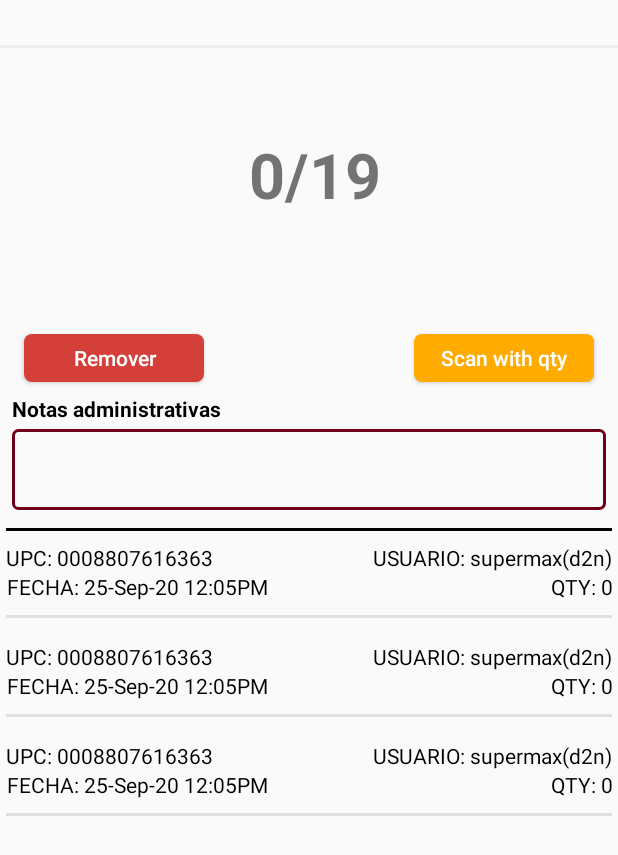
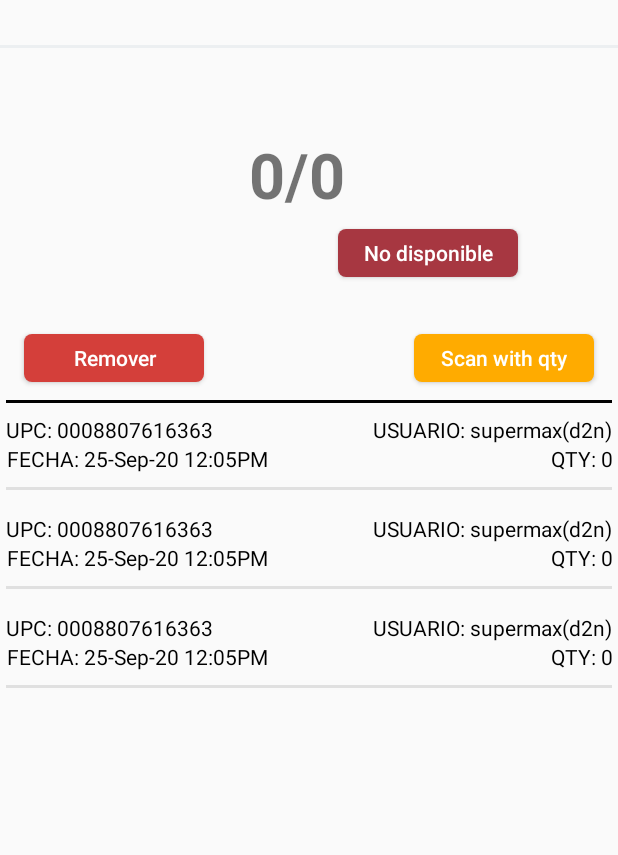
Before and after one commit to ANIKIMPA/TheHousePickerApp, an Android app: the layout dialog_picked.xml on its own in the app's theme, with its tools: preview values and no code run, on a phone screen of 412 x 824 dp. Shown: the top 855 px of the screen. Run offline under Robolectric (Android 15) with nearby library versions, the phone set to English and light mode, and no system bars.

Commit message:
Botón para marcar no disponible.

```diff
--- a/app/build.gradle
+++ b/app/build.gradle
@@ -9,7 +9,7 @@ android {
         minSdkVersion 21
         targetSdkVersion 28
         versionCode 1
-        versionName "1.0"
+        versionName "2020-09-29"
         testInstrumentationRunner "android.support.test.runner.AndroidJUnitRunner"
     }
     buildTypes {
--- a/app/src/main/java/com/design2net/the_house/activity/BarcodeConverter.java
+++ b/app/src/main/java/com/design2net/the_house/activity/BarcodeConverter.java
@@ -12,14 +12,14 @@ public class BarcodeConverter {
         String result = barcode;
         result = removeCheckDigit(result);
 
-        if(isShort())
+        if(isShort(result))
             result = convertToLongUPC(result);
 
         return result;
     }
 
-    public boolean isShort() {
-        return barcode.length() < UPC_LENGTH;
+    public boolean isShort(String upc) {
+        return upc.length() < UPC_LENGTH;
     }
 
     private String convertToShortUPC(String upc) {
--- a/app/src/main/java/com/design2net/the_house/adapters/PickedItemsRecyclerViewAdapter.kt
+++ b/app/src/main/java/com/design2net/the_house/adapters/PickedItemsRecyclerViewAdapter.kt
@@ -21,7 +21,10 @@ class PickedItemsRecyclerViewAdapter(private val mValues: ArrayList<Producto>)
     }
 
     override fun onBindViewHolder(viewHolder: ViewHolder, position: Int) {
-        viewHolder.setData(position)
+        if(position == RecyclerView.NO_POSITION || position >= mValues.size)
+            return
+        else
+            viewHolder.setData(position)
     }
 
     override fun getItemCount(): Int = mValues.size
--- a/app/src/main/java/com/design2net/the_house/models/Producto.java
+++ b/app/src/main/java/com/design2net/the_house/models/Producto.java
@@ -126,11 +126,11 @@ public class Producto implements NumberPicker.OnValueChangeListener, Parcelable
     public boolean isNotPicked() { return pickerUser.isEmpty(); }
 
     public boolean isPendiente() {
-        return this.pickQty < this.orderQty;
+        return this.pickerUser.isEmpty() && this.notAvailable == 0;
     }
 
     public boolean isListo() {
-        return this.pickQty >= this.orderQty;
+        return this.isPicked() && this.notAvailable == 0;
     }
 
     public boolean isEnEspera() {
--- a/app/src/main/java/com/design2net/the_house/network/RequestCode.kt
+++ b/app/src/main/java/com/design2net/the_house/network/RequestCode.kt
@@ -19,7 +19,7 @@ enum class RequestCode (val code: Int){
     CREATE_BIN(80),
     LOGIN(85),
     LOGOUT(90),
-    UPDATE_PRODUCT(95),
+    COMPLETE_PRODUCT(95),
     NOT_AVAILABLE(100),
     GET_AISLES(105),
     RESET_PRODUCT(110),
@@ -29,5 +29,6 @@ enum class RequestCode (val code: Int){
     GET_SUSTITUTOS(130),
     SEND_MESSAGE(135),
     GET_NOTIFICATIONS(140),
-    PICK_PRODUCTS(145)
+    PICK_PRODUCTS(145),
+    CHECK_APP(150)
 }
--- /dev/null
+++ b/app/src/main/res/drawable/ripple_back_primary.xml
@@ -0,0 +1,20 @@
+<?xml version="1.0" encoding="utf-8"?>
+<ripple xmlns:android="http://schemas.android.com/apk/res/android"
+    android:color="@android:color/darker_gray">
+    <item android:id="@android:id/mask">
+        <shape android:shape="rectangle">
+            <solid android:color="@android:color/darker_gray" />
+            <corners android:radius="5dp"/>
+        </shape>
+    </item>
+    <item android:id="@android:id/background">
+        <shape android:shape="rectangle">
+            <gradient
+                android:angle="90"
+                android:endColor="@color/colorPrimary"
+                android:startColor="@color/colorPrimary"
+                android:type="linear" />
+            <corners android:radius="5dp"/>
+        </shape>
+    </item>
+</ripple>
--- a/app/src/main/res/layout/app_bar_picker.xml
+++ b/app/src/main/res/layout/app_bar_picker.xml
@@ -6,7 +6,7 @@
     android:id="@+id/coordinatorLayout"
     android:layout_width="match_parent"
     android:layout_height="match_parent"
-    tools:context=".activity.PickerActivity">
+    tools:context="com.design2net.the_house.activity.PickerActivity">
 
     <android.support.design.widget.AppBarLayout
         android:layout_width="match_parent"
@@ -38,7 +38,7 @@
                 android:id="@+id/tabEspera"
                 android:layout_width="wrap_content"
                 android:layout_height="wrap_content"
-                android:text="@string/espera" />
+                android:text="@string/espera"/>
 
             <android.support.design.widget.TabItem
                 android:id="@+id/tabNoDisp"
--- a/app/src/main/res/layout/dialog_picked.xml
+++ b/app/src/main/res/layout/dialog_picked.xml
@@ -78,7 +78,7 @@
                     android:layout_marginTop="4dp"
                     android:textStyle="bold"
                     android:textSize="42sp"
-                    android:text="0/19"
+                    android:text="@string/zero_of_zero"
                     android:layout_marginStart="8dp"/>
             </LinearLayout>
 
@@ -113,6 +113,20 @@
                     android:textColor="@color/txt_app" />
 
             </LinearLayout>
+
+            <Button
+                android:id="@+id/btnNoDisponible"
+                android:layout_width="120dp"
+                android:layout_height="32dp"
+                android:layout_gravity="bottom"
+                android:layout_marginTop="8dp"
+                android:textAllCaps="false"
+                android:text="@string/no_disponible"
+                android:textColor="@android:color/white"
+                android:background="@drawable/ripple_back_primary"
+                app:layout_constraintStart_toEndOf="@id/imgViewProduct"
+                app:layout_constraintEnd_toEndOf="parent"
+                app:layout_constraintTop_toBottomOf="@+id/layoutNoDisponible"/>
 
             <ImageView
                 android:id="@+id/imgViewProduct"
@@ -153,7 +167,7 @@
                 android:layout_marginTop="8dp"
                 android:layout_marginEnd="16dp"
                 android:textAllCaps="false"
-                android:text="Scan with qty"
+                android:text="@string/scan_with_qty"
                 android:textColor="@android:color/white"
                 android:background="@drawable/ripple_back_purple"
                 app:layout_constraintEnd_toEndOf="parent"
@@ -170,7 +184,8 @@
                 android:labelFor="@+id/edtNotas"
                 android:text="@string/notas_administrativas"
                 app:layout_constraintStart_toStartOf="parent"
-                app:layout_constraintTop_toBottomOf="@+id/btnScanWithQty" />
+                app:layout_constraintTop_toBottomOf="@+id/btnScanWithQty"
+                android:visibility="gone"/>
 
             <EditText
                 android:id="@+id/edtNotas"
@@ -189,7 +204,8 @@
                 app:layout_constraintStart_toStartOf="parent"
                 app:layout_constraintTop_toBottomOf="@+id/txtViewNotas"
                 android:autofillHints="note"
-                tools:targetApi="o" />
+                tools:targetApi="o"
+                android:visibility="gone"/>
 
             <View
                 android:id="@+id/view26"
--- a/app/src/main/res/values/strings.xml
+++ b/app/src/main/res/values/strings.xml
@@ -23,6 +23,7 @@
     <string name="eliminar">Eliminar</string>
     <string name="url_checker">https://www.thehousetoyou.com/api-picker/api-checker/</string>
     <string name="url_picker">https://www.thehousetoyou.com/api-picker/</string>
+    <string name="api_update_apk">https://www.thehousetoyou.com/api-picker/picker.apk</string>
     <string name="confirmar">Confirmar</string>
     <string name="vrf">Vrf</string>
     <string name="of">/</string>
@@ -75,6 +76,7 @@
     <string name="agregar_bolsa_message">Para continuar favor agregar una bolsa de</string>
     <string name="upc">UPC:</string>
     <string name="completado">Completado</string>
+    <string name="completar">Completar</string>
     <string name="no_disponible">No disponible</string>
     <string name="notas_administrativas">Notas administrativas</string>
     <string name="ordenado">Ordenado</string>
@@ -102,4 +104,8 @@
     <string name="ver_sustitutos"><u>Ver sustitutos</u></string>
     <string name="remover">Remover</string>
     <string name="cerrar">Cerrar</string>
+    <string name="downloading_apk_message">Descargando Actualización</string>
+    <string name="item_image">Item Image</string>
+    <string name="zero_of_zero">0/0</string>
+    <string name="scan_with_qty">Scan with qty</string>
 </resources>
--- /dev/null
+++ b/app/src/main/res/xml/file_paths.xml
@@ -0,0 +1,4 @@
+<?xml version="1.0" encoding="utf-8"?>
+<paths>
+    <external-path name="external_files" path="."/>
+</paths>
```
Also changed, not shown: app/src/main/AndroidManifest.xml (+10 -0 lines), app/src/main/java/com/design2net/the_house/MyApplication.kt (+5 -4 lines), app/src/main/java/com/design2net/the_house/UpdateApp.java (added, +108 -0 lines), app/src/main/java/com/design2net/the_house/activity/BaseActivity.kt (+10 -3 lines), app/src/main/java/com/design2net/the_house/activity/LoginActivity.kt (+25 -4 lines), app/src/main/java/com/design2net/the_house/activity/PickerActivity.kt (+4 -6 lines), app/src/main/java/com/design2net/the_house/fragments/PickerDialogFragment.kt (+78 -36 lines), app/src/main/res/layout/row_picker.xml (+10 -8 lines).
